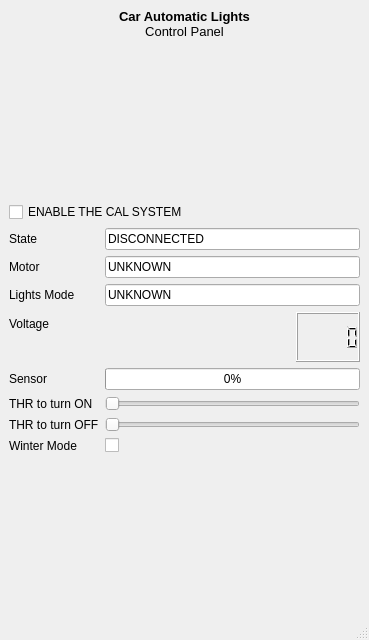
First picture: the form in qt_HMI/mainwindow.ui, repository yossioo/car-automatic-lights, before the edit.
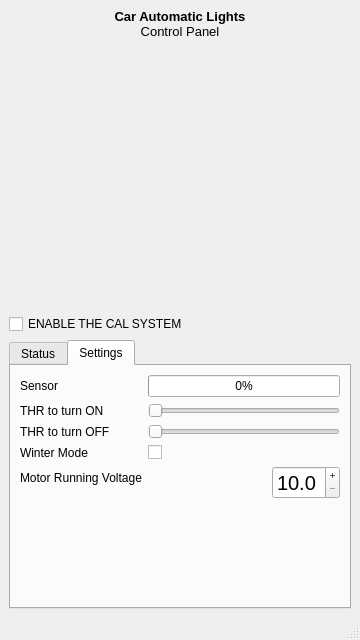
Second picture: the form after the edit.

Patch:
```diff
--- a/qt_HMI/mainwindow.ui
+++ b/qt_HMI/mainwindow.ui
@@ -6,7 +6,7 @@
    <rect>
     <x>0</x>
     <y>0</y>
-    <width>369</width>
+    <width>360</width>
     <height>640</height>
    </rect>
   </property>
@@ -54,7 +54,15 @@
      </widget>
     </item>
     <item>
-     <layout class="QFormLayout" name="formLayout">
+     <widget class="QTabWidget" name="tabWidget_MAIN">
+      <property name="currentIndex">
+       <number>1</number>
+      </property>
+      <widget class="QWidget" name="tab">
+       <attribute name="title">
+        <string>Status</string>
+       </attribute>
+       <layout class="QFormLayout" name="formLayout_3">
       <item row="0" column="0">
        <widget class="QLabel" name="lableSTATUS">
         <property name="text">
@@ -102,6 +110,19 @@
         </property>
        </widget>
       </item>
+        <item row="2" column="1">
+         <widget class="QLineEdit" name="leLightsMode">
+          <property name="text">
+           <string>UNKNOWN</string>
+          </property>
+          <property name="echoMode">
+           <enum>QLineEdit::Normal</enum>
+          </property>
+          <property name="readOnly">
+           <bool>true</bool>
+          </property>
+         </widget>
+        </item>
       <item row="3" column="0">
        <widget class="QLabel" name="label_4">
         <property name="text">
@@ -150,75 +171,123 @@
         </property>
        </widget>
       </item>
-      <item row="5" column="0">
+       </layout>
+      </widget>
+      <widget class="QWidget" name="tab_2">
+       <attribute name="title">
+        <string>Settings</string>
+       </attribute>
+       <layout class="QFormLayout" name="formLayout_32">
+        <item row="0" column="0">
+         <widget class="QLabel" name="lblSensorReading_2">
+          <property name="text">
+           <string>Sensor</string>
+          </property>
+         </widget>
+        </item>
+        <item row="0" column="1">
+         <widget class="QProgressBar" name="pbSensor_2">
+          <property name="value">
+           <number>0</number>
+          </property>
+         </widget>
+        </item>
+        <item row="1" column="0">
        <widget class="QLabel" name="label">
         <property name="text">
          <string>THR to turn ON</string>
         </property>
        </widget>
       </item>
-      <item row="5" column="1">
+        <item row="1" column="1">
        <widget class="QSlider" name="slTHR2ON">
         <property name="orientation">
          <enum>Qt::Horizontal</enum>
         </property>
        </widget>
       </item>
-      <item row="6" column="0">
+        <item row="2" column="0">
        <widget class="QLabel" name="label_2">
         <property name="text">
          <string>THR to turn OFF</string>
         </property>
        </widget>
       </item>
-      <item row="6" column="1">
+        <item row="2" column="1">
        <widget class="QSlider" name="slTHR2OFF">
         <property name="orientation">
          <enum>Qt::Horizontal</enum>
         </property>
        </widget>
       </item>
-      <item row="7" column="0">
+        <item row="3" column="0">
        <widget class="QLabel" name="label_3">
         <property name="text">
          <string>Winter Mode</string>
         </property>
        </widget>
       </item>
-      <item row="7" column="1">
+        <item row="3" column="1">
        <widget class="QCheckBox" name="checkBox">
         <property name="text">
          <string/>
         </property>
        </widget>
       </item>
-      <item row="2" column="1">
-       <widget class="QLineEdit" name="leLightsMode">
+        <item row="4" column="0">
+         <widget class="QLabel" name="label_7">
         <property name="text">
-         <string>UNKNOWN</string>
-        </property>
-        <property name="echoMode">
-         <enum>QLineEdit::Normal</enum>
-        </property>
-        <property name="readOnly">
-         <bool>true</bool>
+           <string>Motor Running Voltage</string>
         </property>
        </widget>
       </item>
-     </layout>
-    </item>
+        <item row="4" column="1">
+         <layout class="QHBoxLayout" name="horizontalLayout_3">
     <item>
-     <spacer name="verticalSpacer">
+           <spacer name="horizontalSpacer_2">
       <property name="orientation">
-       <enum>Qt::Vertical</enum>
+             <enum>Qt::Horizontal</enum>
       </property>
       <property name="sizeHint" stdset="0">
        <size>
-        <width>20</width>
-        <height>40</height>
+              <width>40</width>
+              <height>20</height>
        </size>
       </property>
      </spacer>
+          </item>
+          <item>
+           <widget class="QDoubleSpinBox" name="spbMotorVthr">
+            <property name="font">
+             <font>
+              <pointsize>15</pointsize>
+             </font>
+            </property>
+            <property name="buttonSymbols">
+             <enum>QAbstractSpinBox::PlusMinus</enum>
+            </property>
+            <property name="decimals">
+             <number>1</number>
+            </property>
+            <property name="minimum">
+             <double>10.000000000000000</double>
+            </property>
+            <property name="maximum">
+             <double>20.000000000000000</double>
+            </property>
+            <property name="singleStep">
+             <double>0.250000000000000</double>
+            </property>
+            <property name="value">
+             <double>10.000000000000000</double>
+            </property>
+           </widget>
+          </item>
+         </layout>
+        </item>
+       </layout>
+      </widget>
+     </widget>
     </item>
    </layout>
   </widget>
```
Left out of the diff: 2 changed lines with no effect on the pictures. Lines whose indentation alone changed are shown as unchanged.
